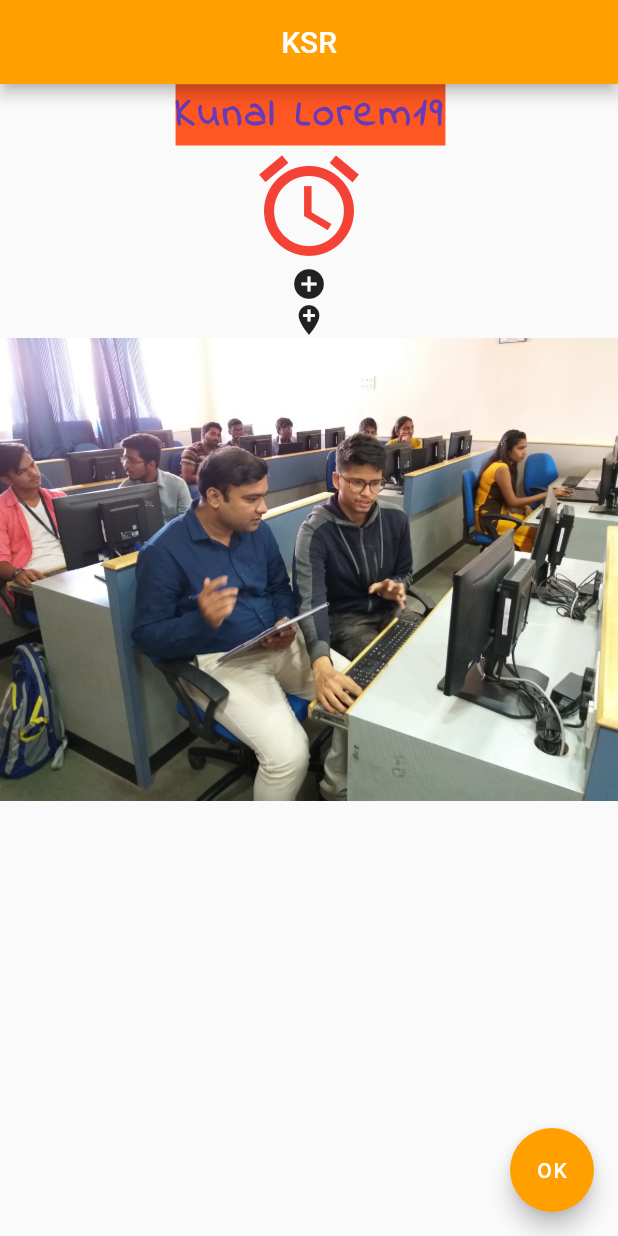
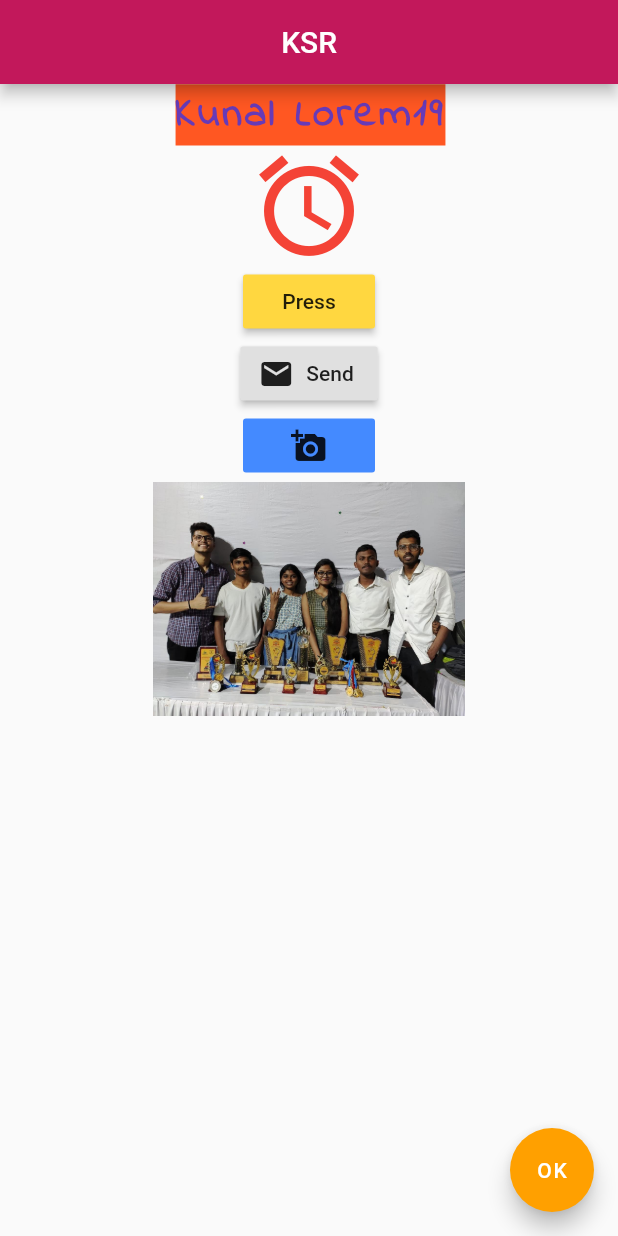
Before and after one commit to singhkunal2050/FlutterNewApp, a Flutter app: the screen it shows after launch, on a phone screen of 412 x 824 dp. Run offline on Flutter 3.47's test engine with Material 2 defaults, Android fonts, the phone set to English and light mode, and no system bars.

Commit message:
labels buttons and icons

```diff
--- a/lib/main.dart
+++ b/lib/main.dart
@@ -12,7 +12,7 @@ class NewApp extends StatelessWidget {
       home: Scaffold(
         appBar: AppBar(
           title: Text("KSR"),
-          backgroundColor: Colors.amber[700],
+          backgroundColor: Colors.pink[700],
           centerTitle: true,
         ),
         body: Center(
@@ -33,18 +33,38 @@ class NewApp extends StatelessWidget {
             Icon(
               Icons.access_alarm,
               color: Colors.red,
-              size:80,
+              size: 80,
             ),
-            Icon(Icons.add_circle),
-            Icon(Icons.add_location),
+            RaisedButton(
+              onPressed: () => print("pressed"),
+              child: Text("Press"),
+              color: Colors.amberAccent,
+            ),
+            RaisedButton.icon(
+              onPressed: () => print("pressed 2"),
+              icon: Icon(
+                Icons.mail,
+              ),
+              label: Text("Send"),
+            ),
+            FlatButton(
+              onPressed: () => print("pressed 3"),
+              child: Icon(
+                Icons.add_a_photo,
+              ),
+              color: Colors.blueAccent,
+            ),
+            // Icon(Icons.add_circle),
+            // Icon(Icons.add_location),
             // Image(
             //     image: NetworkImage(
             //         'https://images.unsplash.com/photo-1589609966838-5c628d5c1aa5?ixlib=rb-1.2.1&ixid=eyJhcHBfaWQiOjEyMDd9&auto=format&fit=crop&w=334&q=80')),
-            // Image(
-            //   image: AssetImage('assets/champs.jpg'),
-            // ),
+            Image(
+              image: AssetImage('assets/champs.jpg'),
+              height: 156,
+            ),
             // short hand for upper syntax
-            Image.asset('assets/comp.jpg'),
+            // Image.asset('assets/comp.jpg'),
             // Image.network(
             //     'https://images.unsplash.com/photo-1589609966838-5c628d5c1aa5?ixlib=rb-1.2.1&ixid=eyJhcHBfaWQiOjEyMDd9&auto=format&fit=crop&w=334&q=80'),
           ],
@@ -64,3 +84,6 @@ class NewApp extends StatelessWidget {
 // get a link of image
 
 // for local edit .yaml file for assets
+// also work on flutter extentions lovely features to shorten the code
+// flatbutton has no shadow
+// raisedbutton has shadow
```
